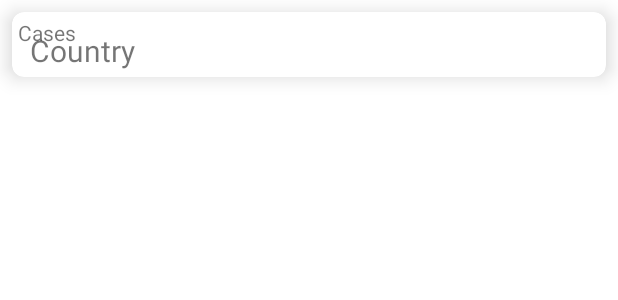
After one commit to libon17/covid, an Android app: the layout recyclerview_item.xml on its own in the app's theme, with its tools: preview values and no code run, on a phone screen of 412 x 824 dp. The commit adds this screen. Shown: the top 300 px of the screen. Run offline under Robolectric (Android 15) with nearby library versions, the phone set to English and light mode, and no system bars.

Commit message:
done recycler view but itemadapter still null

```diff
--- a/app/build.gradle
+++ b/app/build.gradle
@@ -32,6 +32,9 @@ dependencies {
     implementation 'androidx.appcompat:appcompat:1.4.1'
     implementation 'com.google.android.material:material:1.5.0'
     implementation 'androidx.constraintlayout:constraintlayout:2.1.3'
+    implementation 'com.google.code.gson:gson:2.8.7'
+    implementation 'com.squareup.retrofit2:retrofit:2.9.0'
+    implementation 'com.squareup.retrofit2:converter-gson:2.9.0'
     testImplementation 'junit:junit:4.13.2'
     androidTestImplementation 'androidx.test.ext:junit:1.1.3'
     androidTestImplementation 'androidx.test.espresso:espresso-core:3.4.0'
--- a/app/src/main/AndroidManifest.xml
+++ b/app/src/main/AndroidManifest.xml
@@ -2,6 +2,7 @@
 <manifest xmlns:android="http://schemas.android.com/apk/res/android"
     package="com.example.covidcase">
 
+    <uses-permission android:name="android.permission.INTERNET"/>
     <application
         android:allowBackup="true"
         android:icon="@mipmap/ic_launcher"
--- /dev/null
+++ b/app/src/main/res/layout/recyclerview_item.xml
@@ -0,0 +1,51 @@
+<?xml version="1.0" encoding="utf-8"?>
+<androidx.cardview.widget.CardView xmlns:android="http://schemas.android.com/apk/res/android"
+    xmlns:app="http://schemas.android.com/apk/res-auto"
+    xmlns:tools="http://schemas.android.com/tools"
+    android:layout_width="match_parent"
+    android:layout_height="wrap_content"
+    android:layout_margin="8dp"
+    app:cardCornerRadius="8dp"
+    app:cardElevation="8dp"
+    app:cardMaxElevation="16dp"
+    app:cardPreventCornerOverlap="true">
+
+    <androidx.constraintlayout.widget.ConstraintLayout
+        android:layout_width="match_parent"
+        android:layout_height="wrap_content"
+        android:layout_margin="4dp">
+
+        <TextView
+            android:id="@+id/tv_item_country"
+            android:layout_width="0dp"
+            android:layout_height="wrap_content"
+            android:layout_marginStart="8dp"
+            android:layout_marginTop="8dp"
+            android:layout_marginEnd="8dp"
+            android:gravity="center_vertical"
+            android:text="Country"
+            android:textSize="20sp"
+            app:layout_constraintEnd_toEndOf="parent"
+            app:layout_constraintHorizontal_bias="0.0"
+            app:layout_constraintStart_toStartOf="parent"
+            app:layout_constraintTop_toTopOf="parent"
+            tools:paddingLeft="8dp"
+            tools:textStyle="bold" />
+
+        <TextView
+            android:id="@+id/tv_item_case"
+            android:layout_width="0dp"
+            android:layout_height="wrap_content"
+            android:layout_marginStart="8dp"
+            android:layout_marginTop="8dp"
+            android:layout_marginEnd="8dp"
+            android:gravity="center_vertical"
+            android:text="Cases"
+            app:layout_constraintEnd_toEndOf="@+id/item_country"
+            app:layout_constraintHorizontal_bias="0.0"
+            app:layout_constraintStart_toStartOf="@+id/item_country"
+            app:layout_constraintTop_toBottomOf="@+id/item_country" />
+
+    </androidx.constraintlayout.widget.ConstraintLayout>
+
+</androidx.cardview.widget.CardView>
```
Also changed, not shown: app/src/main/java/com/example/covidcase/ItemAdapter.java (added, +67 -0 lines), app/src/main/java/com/example/covidcase/MainActivity.java (+79 -2 lines), app/src/main/java/com/example/covidcase/Model/CountryInfo.java (added, +48 -0 lines), app/src/main/java/com/example/covidcase/Model/CovidCase.java (added, +14 -0 lines), app/src/main/java/com/example/covidcase/Model/CovidCaseItem.java (added, +167 -0 lines), app/src/main/java/com/example/covidcase/RecyclerViewFragment.java (added, +124 -0 lines), app/src/main/java/com/example/covidcase/Retrofit/ApiEndpointInterface.java (added, +17 -0 lines), app/src/main/java/com/example/covidcase/Retrofit/RetrofitInstance.java (added, +24 -0 lines), app/src/main/res/layout/activity_main.xml (+19 -7 lines), app/src/main/res/layout/recyclerview_container.xml (added, +12 -0 lines).
